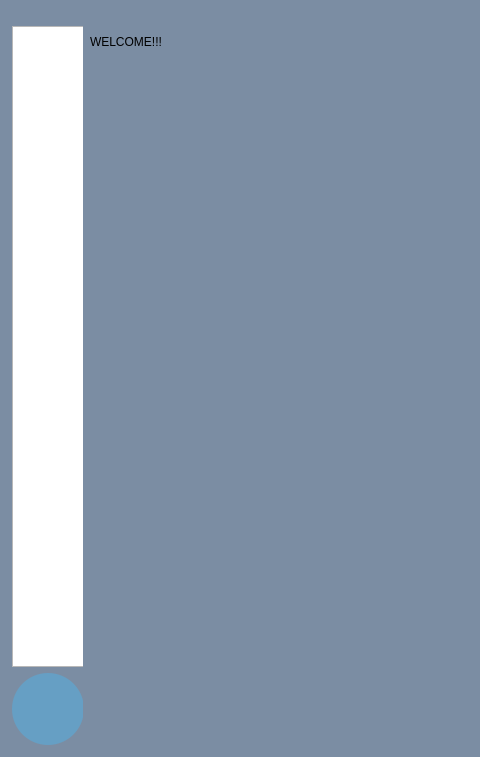
The window that src/framework/FrameworkWidget.ui (hanjingo/rag-qt) describes before a commit, drawn with Qt 5; both pictures show x 0 to 480 and y 0 to 757 of the 1280 by 757 pixel window.
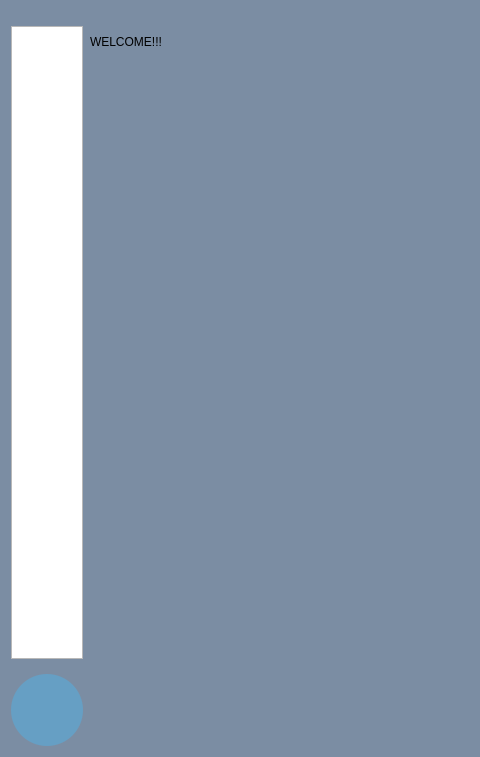
The same window after the commit. Icons and pictures are not drawn.

The edit to the form file:
```diff
--- a/src/framework/FrameworkWidget.ui
+++ b/src/framework/FrameworkWidget.ui
@@ -48,17 +48,20 @@
 border-bottom-right-radius:8px;}</string>
      </property>
      <layout class="QVBoxLayout" name="verticalLayout">
+      <property name="spacing">
+       <number>15</number>
+      </property>
       <property name="leftMargin">
-       <number>1</number>
+       <number>0</number>
       </property>
       <property name="topMargin">
        <number>15</number>
       </property>
       <property name="rightMargin">
-       <number>1</number>
+       <number>0</number>
       </property>
       <property name="bottomMargin">
-       <number>1</number>
+       <number>0</number>
       </property>
       <item>
        <widget class="QListWidget" name="listWidgetAppBar">
```
